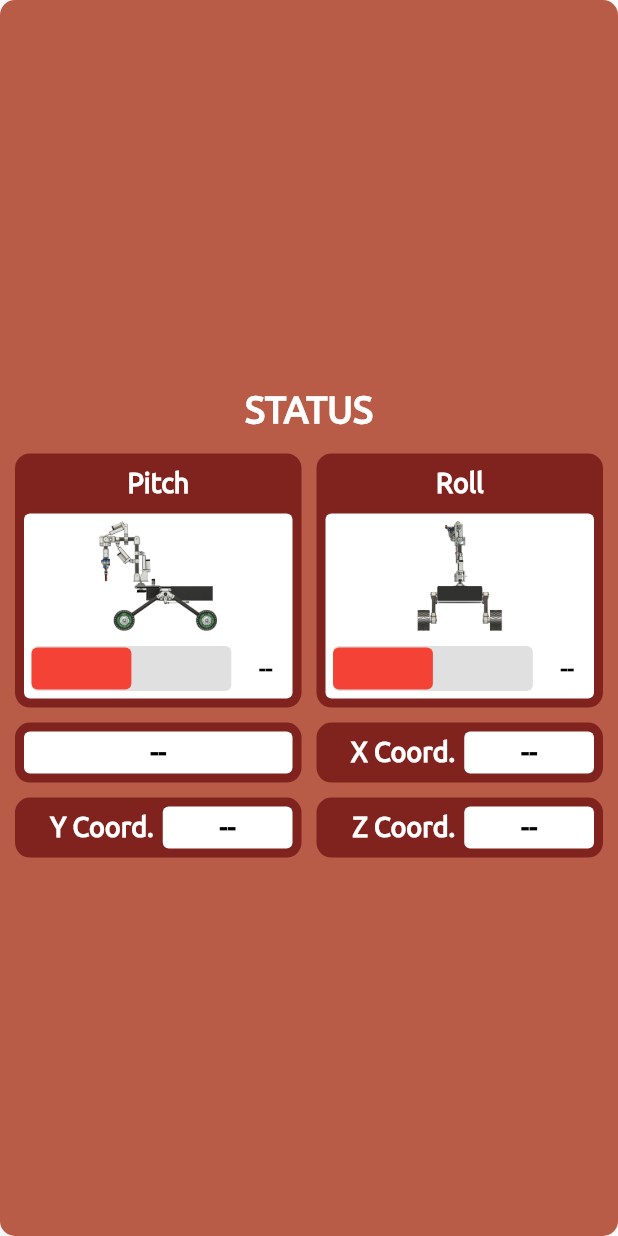
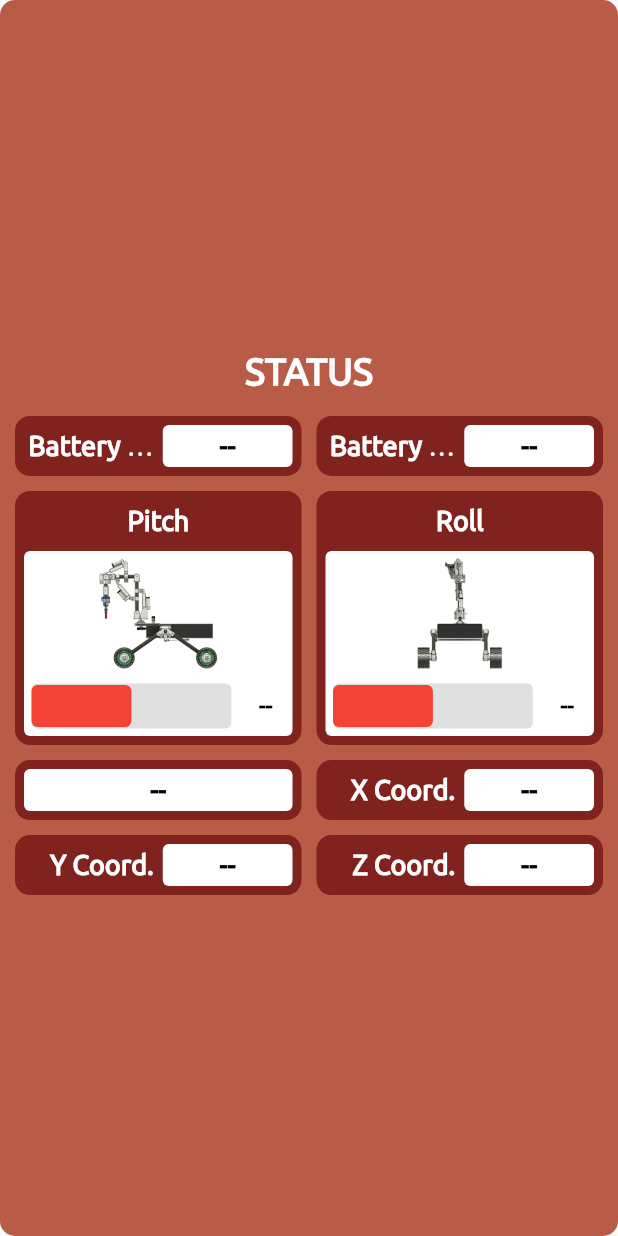
Before and after one commit to aliemrenebiler/Yildiz_Rover_UI, a Flutter app: the StatusBox widget shown alone on an empty page, opened directly, on a phone screen of 412 x 824 dp. Run offline on Flutter 3.47's test engine with Material 2 defaults, Android fonts, the phone set to English and light mode, and no system bars; our stand-ins replace page_transition, syncfusion_flutter_charts; missing offline and left inert: webviewx; network calls fail; project files that could hold a hidden picture were left out.

Commit message:
battery current and voltage were moved to datapage

```diff
--- a/lib/screens/datascreen.dart
+++ b/lib/screens/datascreen.dart
@@ -376,6 +376,32 @@ class StatusBox extends StatelessWidget {
                 fontSize: roverFontL,
               ),
             ),
+          ),
+          Row(
+            mainAxisAlignment: MainAxisAlignment.center,
+            crossAxisAlignment: CrossAxisAlignment.center,
+            children: [
+              Expanded(
+                child: Container(
+                  margin: const EdgeInsets.all(5),
+                  child: DataBox(
+                    name: 'Battery Current (mA)',
+                    stream: batteryStream,
+                    value: 'current',
+                  ),
+                ),
+              ),
+              Expanded(
+                child: Container(
+                  margin: const EdgeInsets.all(5),
+                  child: DataBox(
+                    name: 'Battery Voltage (mV)',
+                    stream: batteryStream,
+                    value: 'voltage',
+                  ),
+                ),
+              ),
+            ],
           ),
           Row(
             mainAxisAlignment: MainAxisAlignment.center,
```
Also changed, not shown: lib/screens/generalwidgets.dart (+3 -37 lines).
